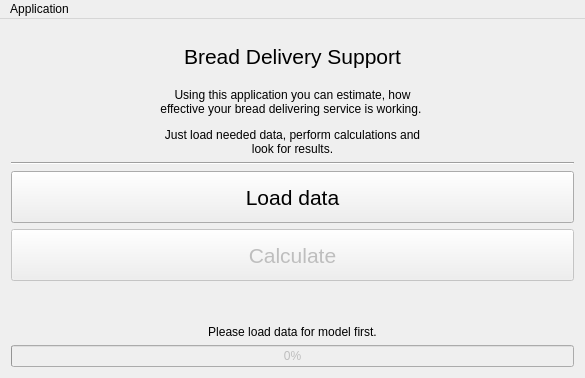
Qt form app/ui/mainwindow.ui (Ruteri/ZAH) before a commit.
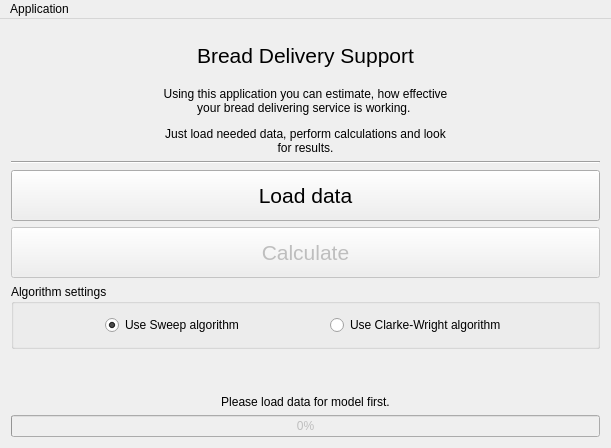
The same form after that commit. Icons and pictures are not drawn.

Commit message: Added switch in MainWindow to select either ClarkeWright or Sweep algorithm for model.

```diff
--- a/app/ui/mainwindow.ui
+++ b/app/ui/mainwindow.ui
@@ -6,8 +6,8 @@
    <rect>
     <x>0</x>
     <y>0</y>
-    <width>585</width>
-    <height>378</height>
+    <width>611</width>
+    <height>448</height>
    </rect>
   </property>
   <property name="contextMenuPolicy">
@@ -20,32 +20,25 @@
    <bool>true</bool>
   </property>
   <widget class="QWidget" name="centralWidget">
-   <layout class="QGridLayout" name="gridLayout" rowstretch="1,1,1,1,1,1,0" columnstretch="1,2,1">
-    <item row="0" column="1">
-     <widget class="QLabel" name="label_2">
+   <layout class="QGridLayout" name="gridLayout" rowstretch="1,1,1,1,1,1,0,0,0" columnstretch="1,2,1">
+    <item row="4" column="0" colspan="3">
+     <widget class="QPushButton" name="calculateButton">
+      <property name="enabled">
+       <bool>false</bool>
+      </property>
+      <property name="sizePolicy">
+       <sizepolicy hsizetype="Minimum" vsizetype="Expanding">
+        <horstretch>0</horstretch>
+        <verstretch>0</verstretch>
+       </sizepolicy>
+      </property>
       <property name="font">
        <font>
         <pointsize>16</pointsize>
        </font>
       </property>
       <property name="text">
-       <string>Bread Delivery Support</string>
-      </property>
-      <property name="alignment">
-       <set>Qt::AlignCenter</set>
-      </property>
-     </widget>
-    </item>
-    <item row="1" column="1">
-     <widget class="QLabel" name="label_3">
-      <property name="text">
-       <string>&lt;html&gt;&lt;head/&gt;&lt;body&gt;&lt;p&gt;Using this application you can estimate, how effective your bread delivering service is working. &lt;/p&gt;&lt;p&gt;Just load needed data, perform calculations and look for results.&lt;/p&gt;&lt;/body&gt;&lt;/html&gt;</string>
-      </property>
-      <property name="alignment">
-       <set>Qt::AlignCenter</set>
-      </property>
-      <property name="wordWrap">
-       <bool>true</bool>
+       <string>Calculate</string>
       </property>
      </widget>
     </item>
@@ -73,28 +66,17 @@
       </property>
      </widget>
     </item>
-    <item row="4" column="0" colspan="3">
-     <widget class="QPushButton" name="calculateButton">
+    <item row="8" column="0" colspan="3">
+     <widget class="QProgressBar" name="progressBar">
       <property name="enabled">
        <bool>false</bool>
       </property>
-      <property name="sizePolicy">
-       <sizepolicy hsizetype="Minimum" vsizetype="Expanding">
-        <horstretch>0</horstretch>
-        <verstretch>0</verstretch>
-       </sizepolicy>
-      </property>
-      <property name="font">
-       <font>
-        <pointsize>16</pointsize>
-       </font>
-      </property>
-      <property name="text">
-       <string>Calculate</string>
+      <property name="value">
+       <number>0</number>
       </property>
      </widget>
     </item>
-    <item row="5" column="0" colspan="3">
+    <item row="7" column="0" colspan="3">
      <widget class="QLabel" name="statusLabel">
       <property name="enabled">
        <bool>true</bool>
@@ -116,20 +98,18 @@
       </property>
      </widget>
     </item>
-    <item row="6" column="0" colspan="3">
-     <widget class="QProgressBar" name="progressBar">
-      <property name="enabled">
-       <bool>false</bool>
+    <item row="0" column="1">
+     <widget class="QLabel" name="label_2">
+      <property name="font">
+       <font>
+        <pointsize>16</pointsize>
+       </font>
       </property>
-      <property name="value">
-       <number>0</number>
+      <property name="text">
+       <string>Bread Delivery Support</string>
       </property>
-     </widget>
-    </item>
-    <item row="2" column="0" colspan="3">
-     <widget class="Line" name="line">
-      <property name="orientation">
-       <enum>Qt::Horizontal</enum>
+      <property name="alignment">
+       <set>Qt::AlignCenter</set>
       </property>
      </widget>
     </item>
@@ -171,6 +151,104 @@
       </property>
      </widget>
     </item>
+    <item row="1" column="1">
+     <widget class="QLabel" name="label_3">
+      <property name="text">
+       <string>&lt;html&gt;&lt;head/&gt;&lt;body&gt;&lt;p&gt;Using this application you can estimate, how effective your bread delivering service is working. &lt;/p&gt;&lt;p&gt;Just load needed data, perform calculations and look for results.&lt;/p&gt;&lt;/body&gt;&lt;/html&gt;</string>
+      </property>
+      <property name="alignment">
+       <set>Qt::AlignCenter</set>
+      </property>
+      <property name="wordWrap">
+       <bool>true</bool>
+      </property>
+     </widget>
+    </item>
+    <item row="5" column="0" colspan="3">
+     <widget class="QGroupBox" name="groupBox">
+      <property name="title">
+       <string>Algorithm settings</string>
+      </property>
+      <layout class="QHBoxLayout" name="horizontalLayout">
+       <item>
+        <spacer name="horizontalSpacer">
+         <property name="orientation">
+          <enum>Qt::Horizontal</enum>
+         </property>
+         <property name="sizeHint" stdset="0">
+          <size>
+           <width>62</width>
+           <height>20</height>
+          </size>
+         </property>
+        </spacer>
+       </item>
+       <item>
+        <widget class="QRadioButton" name="useSweepRadioButton">
+         <property name="text">
+          <string>Use Sweep algorithm</string>
+         </property>
+         <property name="checked">
+          <bool>true</bool>
+         </property>
+        </widget>
+       </item>
+       <item>
+        <spacer name="horizontalSpacer_3">
+         <property name="orientation">
+          <enum>Qt::Horizontal</enum>
+         </property>
+         <property name="sizeHint" stdset="0">
+          <size>
+           <width>40</width>
+           <height>20</height>
+          </size>
+         </property>
+        </spacer>
+       </item>
+       <item>
+        <widget class="QRadioButton" name="useClarkeWrightRadioButton">
+         <property name="text">
+          <string>Use Clarke-Wright algorithm</string>
+         </property>
+        </widget>
+       </item>
+       <item>
+        <spacer name="horizontalSpacer_2">
+         <property name="orientation">
+          <enum>Qt::Horizontal</enum>
+         </property>
+         <property name="sizeHint" stdset="0">
+          <size>
+           <width>62</width>
+           <height>20</height>
+          </size>
+         </property>
+        </spacer>
+       </item>
+      </layout>
+     </widget>
+    </item>
+    <item row="2" column="0" colspan="3">
+     <widget class="Line" name="line">
+      <property name="orientation">
+       <enum>Qt::Horizontal</enum>
+      </property>
+     </widget>
+    </item>
+    <item row="6" column="0" colspan="3">
+     <spacer name="verticalSpacer">
+      <property name="orientation">
+       <enum>Qt::Vertical</enum>
+      </property>
+      <property name="sizeHint" stdset="0">
+       <size>
+        <width>20</width>
+        <height>40</height>
+       </size>
+      </property>
+     </spacer>
+    </item>
    </layout>
   </widget>
   <widget class="QMenuBar" name="menuBar">
@@ -178,7 +256,7 @@
     <rect>
      <x>0</x>
      <y>0</y>
-     <width>585</width>
+     <width>611</width>
      <height>19</height>
     </rect>
    </property>
```
The commit also changes 2 other files.
